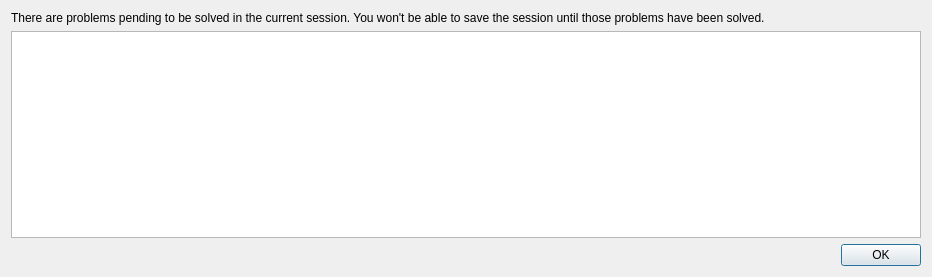
First picture: the form in App/Dialogs/IssueList/IssueListDialog.ui, repository FelixdelasPozas/EspINA, before the edit.
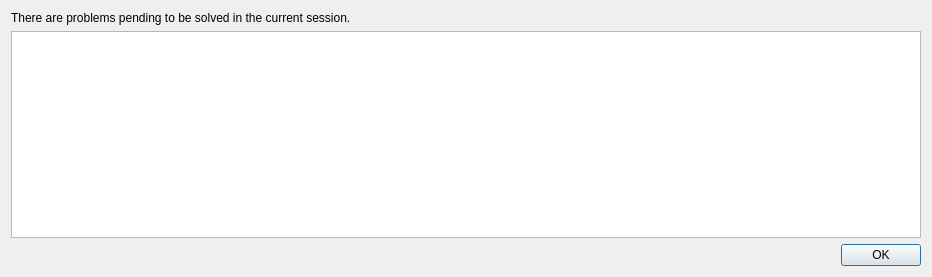
Second picture: the form after the edit.

Commit message:
Fix: better inclusion detecion in CF plugin.
- CF Fix: do slice intersection directly to check inclusion slice by slice.
- Issues dialog: remove false statement in dialog.

Patch:
```diff
--- a/App/Dialogs/IssueList/IssueListDialog.ui
+++ b/App/Dialogs/IssueList/IssueListDialog.ui
@@ -17,7 +17,7 @@
    <item>
     <widget class="QLabel" name="m_message">
      <property name="text">
-      <string>There are problems pending to be solved in the current session. You won't be able to save the session until those problems have been solved.</string>
+      <string>There are problems pending to be solved in the current session.</string>
      </property>
      <property name="wordWrap">
       <bool>true</bool>
```
The commit also changes 2 other files.
